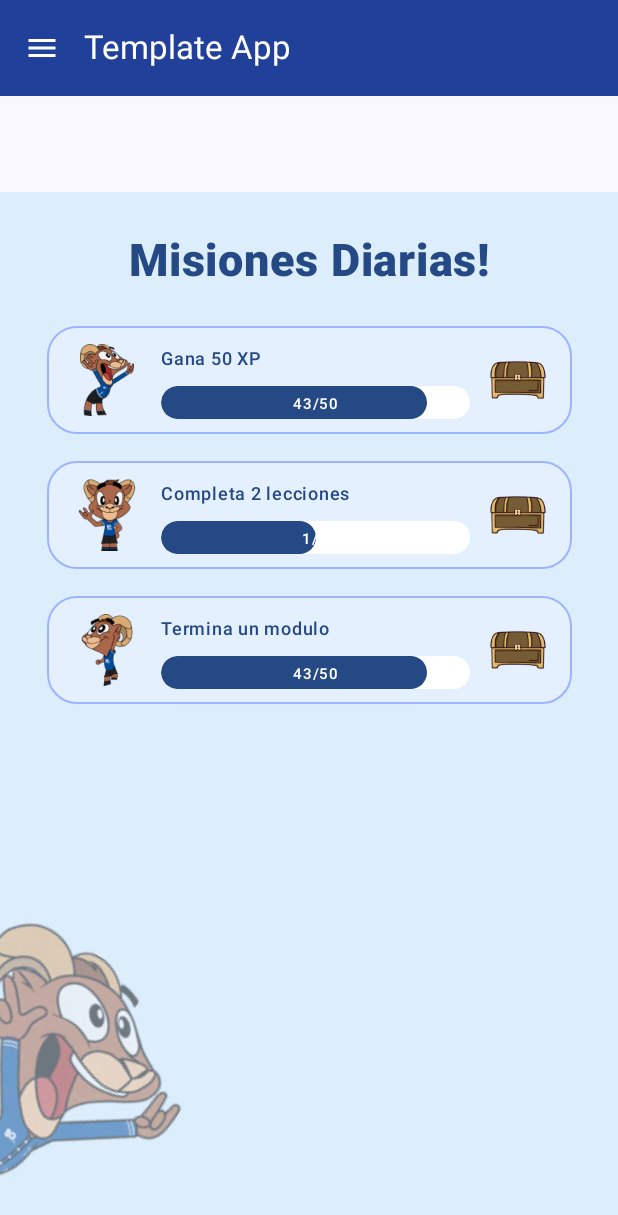
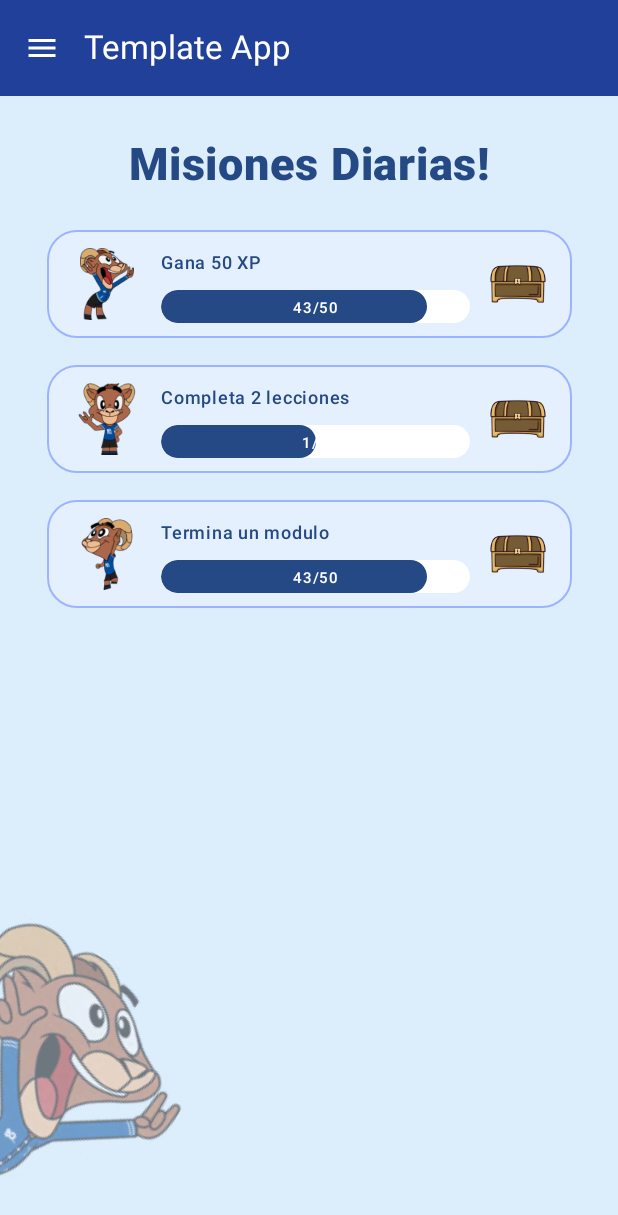
Before and after one commit to BorjaRuizCarlos/Proyecto_LenguajeDeSenas_Eq1, an Android app built with Jetpack Compose: the MainScaffold screen opened through its navigation route, after a tap on "Misión 1", on a phone screen of 412 x 824 dp. Shown: the top 1215 px of the screen. Run offline under Robolectric (Android 15) with nearby library versions, the phone set to English and light mode, and no system bars.

Commit message:
cambios scaffols

```diff
--- a/app/src/main/java/com/example/template2025/composables/MainScaffold.kt
+++ b/app/src/main/java/com/example/template2025/composables/MainScaffold.kt
@@ -1,13 +1,11 @@
 package com.example.template2025.composables
 
 import androidx.compose.foundation.background
-import androidx.compose.ui.text.font.FontWeight
 import androidx.compose.foundation.clickable
 import androidx.compose.foundation.indication
 import androidx.compose.foundation.interaction.MutableInteractionSource
 import androidx.compose.foundation.interaction.collectIsPressedAsState
 import androidx.compose.foundation.layout.*
-import androidx.compose.foundation.shape.RoundedCornerShape
 import androidx.compose.material.icons.Icons
 import androidx.compose.material.icons.filled.*
 import androidx.compose.material.icons.outlined.Logout
@@ -21,16 +19,15 @@ import androidx.compose.ui.graphics.vector.ImageVector
 import androidx.compose.ui.text.font.FontWeight
 import androidx.compose.ui.tooling.preview.Preview
 import androidx.compose.ui.unit.dp
-import androidx.navigation.NavHostController
 import androidx.navigation.NavType
 import androidx.navigation.compose.NavHost
 import androidx.navigation.compose.composable
-import androidx.navigation.compose.currentBackStackEntryAsState
 import androidx.navigation.compose.rememberNavController
 import androidx.navigation.navArgument
 import com.example.template2025.R
 import com.example.template2025.navigation.Route
 import com.example.template2025.screens.*
+import com.example.template2025.ui.theme.BlueLight
 import com.example.template2025.ui.theme.MissionUi
 import com.example.template2025.ui.theme.Template2025Theme
 import kotlinx.coroutines.launch
@@ -55,15 +52,13 @@ fun MainScaffold(
                     .background(Color(0xFF21409A)),
                 drawerContainerColor = Color(0xFF21409A),
             ) {
-                // Columna principal que organiza el contenido del menú
                 Column(
                     modifier = Modifier
                         .fillMaxSize()
                         .padding(top = 40.dp, bottom = 12.dp),
                     horizontalAlignment = Alignment.Start,
-                    verticalArrangement = Arrangement.SpaceBetween // Esto empuja el logout al fondo
+                    verticalArrangement = Arrangement.SpaceBetween
                 ) {
-                    // Columna para los items de navegación principales
                     Column {
                         DrawerTextItem("Home", Icons.Filled.Home) {
                             nav.navigate(Route.Home.route)
@@ -86,7 +81,6 @@ fun MainScaffold(
                             scope.launch { drawerState.close() }
                         }
                     }
-                    // Botón de cerrar sesión, separado del resto
                     DrawerTextItem(
                         label = "Cerrar sesión",
                         icon = Icons.Outlined.Logout,
@@ -101,6 +95,7 @@ fun MainScaffold(
         }
     ) {
         Scaffold(
+            containerColor = BlueLight, // fondo base del contenido
             topBar = {
                 TopAppBar(
                     title = { Text("Template App", color = Color.White) },
@@ -109,37 +104,49 @@ fun MainScaffold(
                             Icon(Icons.Filled.Menu, contentDescription = "Menu", tint = Color.White)
                         }
                     },
-                    colors = TopAppBarDefaults.topAppBarColors(containerColor = Color(0xFF21409A))
+                    colors = TopAppBarDefaults.topAppBarColors(
+                        containerColor = Color(0xFF21409A)
+                    )
                 )
             }
         ) { innerPadding ->
             NavHost(
                 navController = nav,
                 startDestination = Route.Home.route,
-                modifier = Modifier.padding(innerPadding)
+                modifier = Modifier.padding(innerPadding) // padding SOLO aquí
             ) {
-                composable(Route.Home.route) { HomeScreen(navController = nav) }
-                composable(Route.Profile.route) { ProfileScreen() }
+                composable(Route.Home.route)     { HomeScreen(navController = nav) }
+                composable(Route.Profile.route)  { ProfileScreen() }
                 composable(Route.Settings.route) { SettingsScreen() }
-                composable(Route.Modules.route) { ModulesScreen(navController = nav) }
+                composable(Route.Modules.route)  { ModulesScreen(navController = nav) }
+
                 composable(Route.Abecedario.route) {
                     AbecedarioScreen(
                         letter = "B",
                         mainImage = R.drawable.btn_abecedario_continuar,
                         onPrev = {},
                         onNext = {},
-                        modifier = Modifier.padding(innerPadding) // Padding corregido
+                        // sin innerPadding extra
                     )
                 }
+
                 composable(Route.DailyQuests.route) {
                     MisionesDiariasScreen(
                         missions = listOf(
                             MissionUi("Gana 50 XP", 43, 50, R.drawable.ic_mision_xp),
                             MissionUi("Completa 2 lecciones", 1, 2, R.drawable.ic_mision_lecciones),
                             MissionUi("Termina un modulo", 43, 50, R.drawable.ic_mision_modulo)
-                        ),
-                        modifier = Modifier.padding(innerPadding) // Padding corregido
+                        )
+                        // sin innerPadding aquí
                     )
+                }
+
+                composable(
+                    route = Route.InsideModule.route,
+                    arguments = listOf(navArgument("moduleId") { type = NavType.IntType })
+                ) { backStackEntry ->
+                    val moduleId = backStackEntry.arguments?.getInt("moduleId")
+                    InsideModulesScreen(navController = nav, moduleId = moduleId)
                 }
             }
         }
@@ -180,7 +187,12 @@ fun DrawerTextItem(
         Row(verticalAlignment = Alignment.CenterVertically) {
             Icon(icon, contentDescription = null, tint = textColor)
             Spacer(Modifier.width(14.dp))
-            Text(label, color = textColor, style = MaterialTheme.typography.bodyLarge, fontWeight = if (bold) FontWeight.Bold else FontWeight.Normal)
+            Text(
+                label,
+                color = textColor,
+                style = MaterialTheme.typography.bodyLarge,
+                fontWeight = if (bold) FontWeight.Bold else FontWeight.Normal
+            )
         }
         HorizontalDivider(
             modifier = Modifier
--- a/app/src/main/java/com/example/template2025/screens/DailyQuestsScreen.kt
+++ b/app/src/main/java/com/example/template2025/screens/DailyQuestsScreen.kt
@@ -1,18 +1,8 @@
-@file:OptIn(ExperimentalMaterial3Api::class)
-
 package com.example.template2025.screens
 
 import androidx.compose.foundation.Image
 import androidx.compose.foundation.background
-import androidx.compose.foundation.layout.Box
-import androidx.compose.foundation.layout.Column
-import androidx.compose.foundation.layout.Spacer
-import androidx.compose.foundation.layout.fillMaxSize
-import androidx.compose.foundation.layout.fillMaxWidth
-import androidx.compose.foundation.layout.height
-import androidx.compose.foundation.layout.offset
-import androidx.compose.foundation.layout.padding
-import androidx.compose.foundation.layout.size
+import androidx.compose.foundation.layout.*
 import androidx.compose.material3.ExperimentalMaterial3Api
 import androidx.compose.material3.Scaffold
 import androidx.compose.material3.Text
@@ -31,6 +21,7 @@ import com.example.template2025.ui.theme.BlueDark
 import com.example.template2025.ui.theme.BlueLight
 import com.example.template2025.ui.theme.MissionUi
 import com.example.template2025.ui.theme.Template2025Theme
+import androidx.compose.foundation.layout.PaddingValues
 
 /**
  * Muestra el contenido de la pantalla de misiones diarias.
@@ -39,12 +30,13 @@ import com.example.template2025.ui.theme.Template2025Theme
 @Composable
 fun MisionesDiariasScreen(
     missions: List<MissionUi>,
-    modifier: Modifier = Modifier
+    modifier: Modifier = Modifier,
+    contentPadding: PaddingValues = PaddingValues(0.dp) // <- padding del Scaffold
 ) {
     Box(
         modifier = modifier
             .fillMaxSize()
-            .background(BlueLight)
+            .background(BlueLight)   // fondo azul ocupa TODO el área
     ) {
         // Mascota grande PNG en la esquina inferior izquierda
         Image(
@@ -60,7 +52,8 @@ fun MisionesDiariasScreen(
         Column(
             modifier = Modifier
                 .fillMaxSize()
-                .padding(horizontal = 20.dp),
+                .padding(contentPadding)         // <- aquí aplicamos el padding del Scaffold
+                .padding(horizontal = 20.dp),    // padding propio de la pantalla
             horizontalAlignment = Alignment.CenterHorizontally
         ) {
             Spacer(Modifier.height(28.dp))
@@ -95,19 +88,20 @@ fun MisionesDiariasScreen(
 @Composable
 fun MisionesDiariasPreview() {
     Template2025Theme {
-        // El Scaffold se usa aquí solo para el preview, para simular el look & feel.
-        Scaffold {
-                padding ->
+        // El Scaffold se usa aquí solo para el preview.
+        Scaffold(
+            containerColor = BlueLight   // para que también el fondo del Scaffold sea azul
+        ) { padding ->
             val missions = listOf(
                 MissionUi("Gana 50 XP", 43, 50, R.drawable.ic_mision_xp),
                 MissionUi("Completa 2 lecciones", 1, 2, R.drawable.ic_mision_lecciones),
                 MissionUi("Termina un modulo", 43, 50, R.drawable.ic_mision_modulo)
             )
 
-            // Pasamos el padding del Scaffold del preview a la pantalla real.
             MisionesDiariasScreen(
                 missions = missions,
-                modifier = Modifier.padding(padding)
+                modifier = Modifier.fillMaxSize(),
+                contentPadding = padding      // <- pasamos el padding aquí
             )
         }
     }
```
